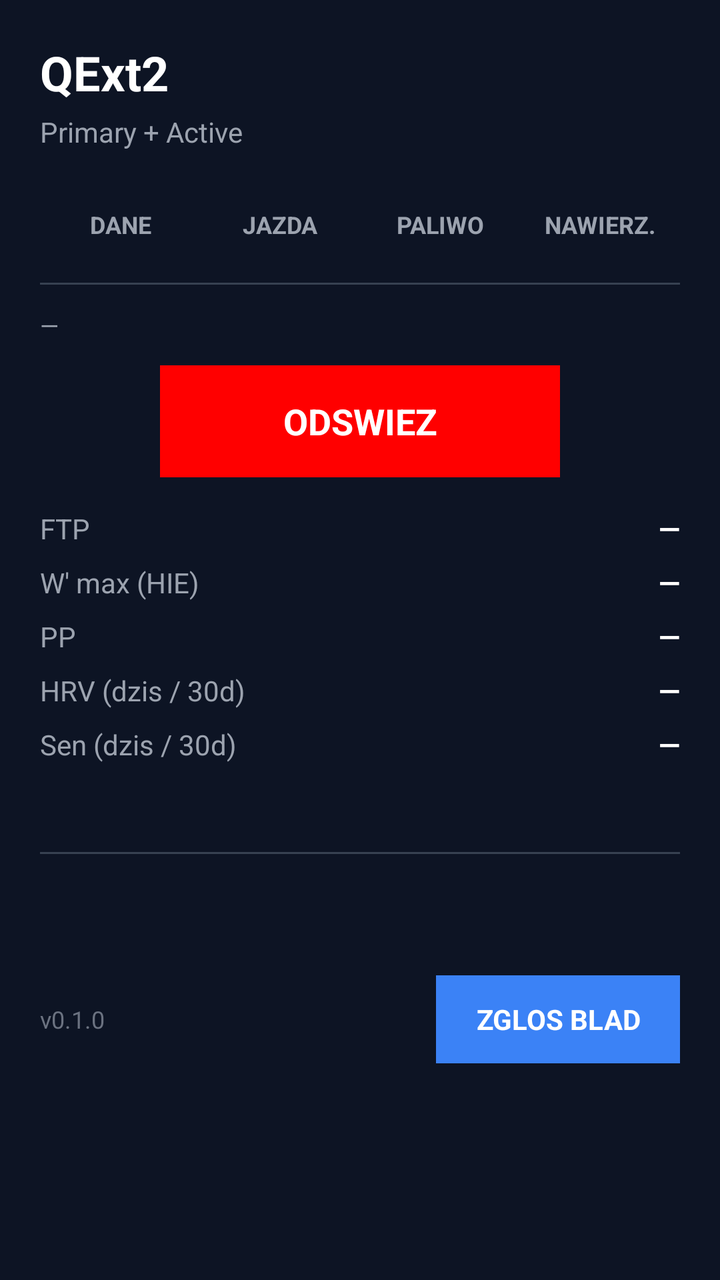
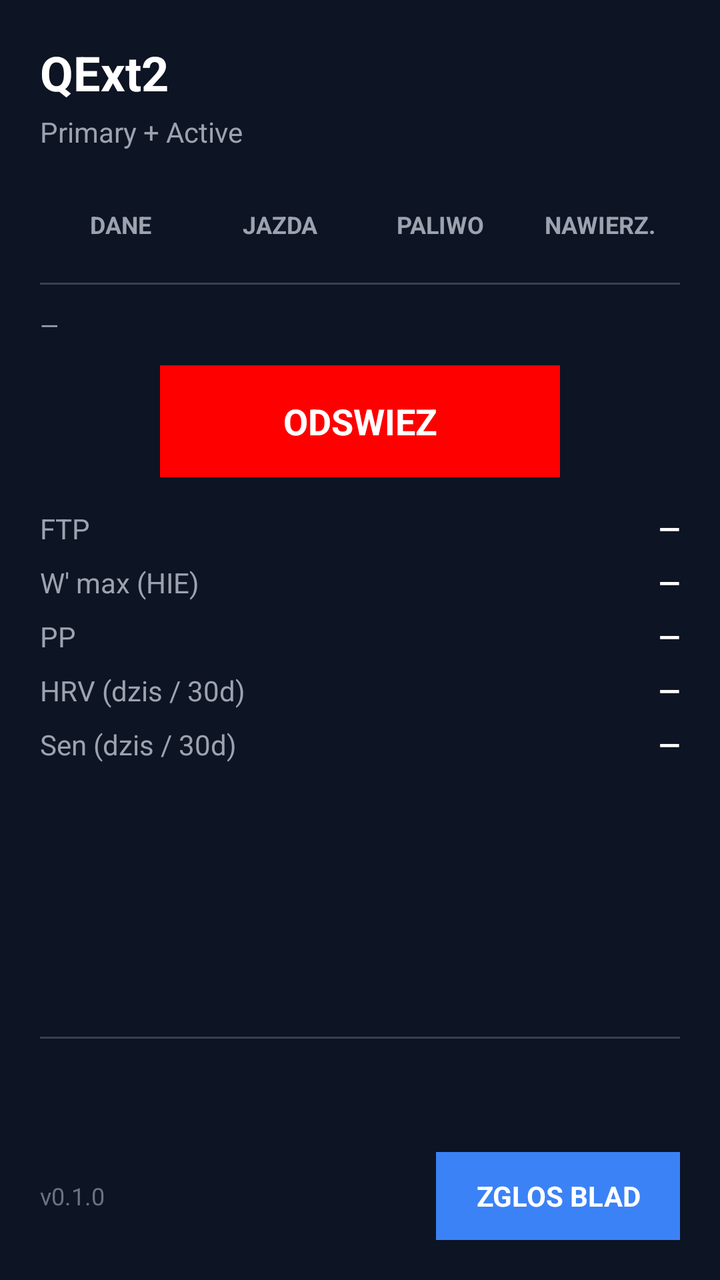

Before-and-after screenshots of an Android layout around one commit, followed by the original layout XML and the change that was made.
<!-- AndroidManifest.xml: activity theme android:Theme.DeviceDefault -->
<!-- res/layout/activity_setup.xml -->
<?xml version="1.0" encoding="utf-8"?>
<ScrollView xmlns:android="http://schemas.android.com/apk/res/android"
    android:layout_width="match_parent"
    android:layout_height="match_parent"
    android:background="#0D1424">

<LinearLayout
    android:layout_width="match_parent"
    android:layout_height="wrap_content"
    android:orientation="vertical"
    android:padding="20dp">

    <TextView
        android:layout_width="wrap_content"
        android:layout_height="wrap_content"
        android:text="QExt2"
        android:textColor="#FFFFFF"
        android:textSize="24sp"
        android:textStyle="bold" />

    <TextView
        android:layout_width="wrap_content"
        android:layout_height="wrap_content"
        android:layout_marginTop="4dp"
        android:text="Primary + Active"
        android:textColor="#9CA3AF"
        android:textSize="14sp" />

    <LinearLayout
        android:id="@+id/ll_tabs"
        android:layout_width="match_parent"
        android:layout_height="wrap_content"
        android:layout_marginTop="16dp"
        android:orientation="horizontal">

        <TextView
            android:id="@+id/tab_dane"
            android:layout_width="0dp"
            android:layout_height="42dp"
            android:layout_weight="1"
            android:gravity="center"
            android:text="DANE"
            android:textSize="12sp"
            android:textStyle="bold"
            android:textColor="#9CA3AF"
            android:clickable="true"
            android:focusable="true" />

        <TextView
            android:id="@+id/tab_jazda"
            android:layout_width="0dp"
            android:layout_height="42dp"
            android:layout_weight="1"
            android:gravity="center"
            android:text="JAZDA"
            android:textSize="12sp"
            android:textStyle="bold"
            android:textColor="#9CA3AF"
            android:clickable="true"
            android:focusable="true" />

        <TextView
            android:id="@+id/tab_paliwo"
            android:layout_width="0dp"
            android:layout_height="42dp"
            android:layout_weight="1"
            android:gravity="center"
            android:text="PALIWO"
            android:textSize="12sp"
            android:textStyle="bold"
            android:textColor="#9CA3AF"
            android:clickable="true"
            android:focusable="true" />

        <TextView
            android:id="@+id/tab_naw"
            android:layout_width="0dp"
            android:layout_height="42dp"
            android:layout_weight="1"
            android:gravity="center"
            android:text="NAWIERZ."
            android:textSize="12sp"
            android:textStyle="bold"
            android:textColor="#9CA3AF"
            android:clickable="true"
            android:focusable="true" />
    </LinearLayout>

    <TextView
        android:layout_width="match_parent"
        android:layout_height="1dp"
        android:layout_marginTop="8dp"
        android:background="#374151" />

    <LinearLayout
        android:id="@+id/ll_tab_dane"
        android:layout_width="match_parent"
        android:layout_height="wrap_content"
        android:orientation="vertical"
        android:layout_marginTop="12dp">

        <TextView
            android:id="@+id/tv_fetch_date"
            android:layout_width="wrap_content"
            android:layout_height="wrap_content"
            android:text="—"
            android:textColor="#9CA3AF"
            android:textSize="12sp" />

        <TextView
            android:id="@+id/btn_refetch"
            android:layout_width="200dp"
            android:layout_height="56dp"
            android:layout_marginTop="12dp"
            android:layout_gravity="center_horizontal"
            android:gravity="center"
            android:text="ODSWIEZ"
            android:textColor="#FFFFFF"
            android:textSize="18sp"
            android:textStyle="bold"
            android:clickable="true"
            android:focusable="true"
            android:background="#FFFF0000" />

        <LinearLayout
            android:layout_width="match_parent"
            android:layout_height="wrap_content"
            android:layout_marginTop="16dp"
            android:orientation="horizontal">

            <TextView
                android:layout_width="0dp"
                android:layout_height="wrap_content"
                android:layout_weight="1"
                android:text="FTP"
                android:textColor="#9CA3AF"
                android:textSize="14sp" />

            <TextView
                android:id="@+id/tv_ftp"
                android:layout_width="wrap_content"
                android:layout_height="wrap_content"
                android:text="—"
                android:textColor="#FFFFFF"
                android:textSize="14sp"
                android:textStyle="bold" />
        </LinearLayout>

        <LinearLayout
            android:layout_width="match_parent"
            android:layout_height="wrap_content"
            android:layout_marginTop="8dp"
            android:orientation="horizontal">

            <TextView
                android:layout_width="0dp"
                android:layout_height="wrap_content"
                android:layout_weight="1"
                android:text="W' max (HIE)"
                android:textColor="#9CA3AF"
                android:textSize="14sp" />

            <TextView
                android:id="@+id/tv_wmax"
                android:layout_width="wrap_content"
                android:layout_height="wrap_content"
                android:text="—"
                android:textColor="#FFFFFF"
                android:textSize="14sp"
                android:textStyle="bold" />
        </LinearLayout>

        <LinearLayout
            android:layout_width="match_parent"
            android:layout_height="wrap_content"
            android:layout_marginTop="8dp"
            android:orientation="horizontal">

            <TextView
                android:layout_width="0dp"
                android:layout_height="wrap_content"
                android:layout_weight="1"
                android:text="PP"
                android:textColor="#9CA3AF"
                android:textSize="14sp" />

            <TextView
                android:id="@+id/tv_pp"
                android:layout_width="wrap_content"
                android:layout_height="wrap_content"
                android:text="—"
                android:textColor="#FFFFFF"
                android:textSize="14sp"
                android:textStyle="bold" />
        </LinearLayout>

        <LinearLayout
            android:layout_width="match_parent"
            android:layout_height="wrap_content"
            android:layout_marginTop="8dp"
            android:orientation="horizontal">

            <TextView
                android:layout_width="0dp"
                android:layout_height="wrap_content"
                android:layout_weight="1"
                android:text="HRV (dzis / 30d)"
                android:textColor="#9CA3AF"
                android:textSize="14sp" />

            <TextView
                android:id="@+id/tv_hrv"
                android:layout_width="wrap_content"
                android:layout_height="wrap_content"
                android:text="—"
                android:textColor="#FFFFFF"
                android:textSize="14sp"
                android:textStyle="bold" />
        </LinearLayout>

        <LinearLayout
            android:layout_width="match_parent"
            android:layout_height="wrap_content"
            android:layout_marginTop="8dp"
            android:orientation="horizontal">

            <TextView
                android:layout_width="0dp"
                android:layout_height="wrap_content"
                android:layout_weight="1"
                android:text="Sen (dzis / 30d)"
                android:textColor="#9CA3AF"
                android:textSize="14sp" />

            <TextView
                android:id="@+id/tv_sleep"
                android:layout_width="wrap_content"
                android:layout_height="wrap_content"
                android:text="—"
                android:textColor="#FFFFFF"
                android:textSize="14sp"
                android:textStyle="bold" />
        </LinearLayout>

        <TextView
            android:id="@+id/tv_pi_status"
            android:layout_width="wrap_content"
            android:layout_height="wrap_content"
            android:layout_marginTop="12dp"
            android:text=""
            android:textColor="#9CA3AF"
            android:textSize="12sp"
            android:gravity="center" />
    </LinearLayout>

    <LinearLayout
        android:id="@+id/ll_tab_jazda"
        android:layout_width="match_parent"
        android:layout_height="wrap_content"
        android:orientation="vertical"
        android:layout_marginTop="12dp"
        android:visibility="gone">

        <TextView
            android:layout_width="wrap_content"
            android:layout_height="wrap_content"
            android:layout_marginBottom="6dp"
            android:text="TRYB JAZDY"
            android:textColor="#9CA3AF"
            android:textSize="11sp"
            android:letterSpacing="0.1" />

        <LinearLayout
            android:id="@+id/ll_riding_mode"
            android:layout_width="match_parent"
            android:layout_height="wrap_content"
            android:orientation="horizontal"
            android:layout_marginBottom="4dp">

            <TextView
                android:id="@+id/btn_mode_defensive"
                android:layout_width="0dp"
                android:layout_height="40dp"
                android:layout_weight="1"
                android:gravity="center"
                android:text="DEFENSYWNA"
                android:textSize="11sp"
                android:textStyle="bold"
                android:background="#1E2A3A"
                android:textColor="#9CA3AF"
                android:layout_marginEnd="4dp" />

            <TextView
                android:id="@+id/btn_mode_normal"
                android:layout_width="0dp"
                android:layout_height="40dp"
                android:layout_weight="1"
                android:gravity="center"
                android:text="NORMALNA"
                android:textSize="11sp"
                android:textStyle="bold"
                android:background="#1E2A3A"
                android:textColor="#9CA3AF"
                android:layout_marginEnd="4dp" />

            <TextView
                android:id="@+id/btn_mode_offensive"
                android:layout_width="0dp"
                android:layout_height="40dp"
                android:layout_weight="1"
                android:gravity="center"
                android:text="OFENSYWNA"
                android:textSize="11sp"
                android:textStyle="bold"
                android:background="#1E2A3A"
                android:textColor="#9CA3AF" />

            <TextView
                android:id="@+id/btn_mode_auto"
                android:layout_width="0dp"
                android:layout_height="40dp"
                android:layout_weight="1"
                android:gravity="center"
                android:text="AUTO"
                android:textSize="11sp"
                android:textStyle="bold"
                android:background="#1E2A3A"
                android:textColor="#9CA3AF"
                android:layout_marginStart="4dp" />
        </LinearLayout>

        <LinearLayout
            android:layout_width="match_parent"
            android:layout_height="wrap_content"
            android:layout_marginTop="12dp"
            android:orientation="horizontal"
            android:gravity="center_vertical">

            <CheckBox
                android:id="@+id/cb_baro"
                android:layout_width="wrap_content"
                android:layout_height="wrap_content"
                android:checked="true"
                android:textColor="#FFFFFF" />

            <TextView
                android:layout_width="0dp"
                android:layout_height="wrap_content"
                android:layout_weight="1"
                android:text="Wrazliwosc na cisnienie"
                android:textColor="#9CA3AF"
                android:textSize="14sp" />
        </LinearLayout>

        <LinearLayout
            android:layout_width="match_parent"
            android:layout_height="wrap_content"
            android:layout_marginTop="8dp"
            android:orientation="horizontal">

            <TextView
                android:layout_width="0dp"
                android:layout_height="wrap_content"
                android:layout_weight="1"
                android:text="Cisnienie (hPa / 24h)"
                android:textColor="#9CA3AF"
                android:textSize="14sp" />

            <TextView
                android:id="@+id/tv_pressure"
                android:layout_width="wrap_content"
                android:layout_height="wrap_content"
                android:text="—"
                android:textColor="#FFFFFF"
                android:textSize="14sp"
                android:textStyle="bold" />
        </LinearLayout>

        <LinearLayout
            android:layout_width="match_parent"
            android:layout_height="wrap_content"
            android:layout_marginTop="8dp"
            android:orientation="horizontal">

            <TextView
                android:layout_width="0dp"
                android:layout_height="wrap_content"
                android:layout_weight="1"
                android:text="Cisnienie — korekta TF"
                android:textColor="#9CA3AF"
                android:textSize="14sp" />

            <TextView
                android:id="@+id/tv_baro_info"
                android:layout_width="wrap_content"
                android:layout_height="wrap_content"
                android:text="—"
                android:textColor="#FFFFFF"
                android:textSize="14sp"
                android:textStyle="bold" />
        </LinearLayout>

        <LinearLayout
            android:layout_width="match_parent"
            android:layout_height="wrap_content"
            android:layout_marginTop="8dp"
            android:orientation="horizontal"
            android:gravity="center_vertical">

            <CheckBox
                android:id="@+id/cb_hr_zone"
                android:layout_width="wrap_content"
                android:layout_height="wrap_content" />

            <TextView
                android:layout_width="0dp"
                android:layout_height="wrap_content"
                android:layout_weight="1"
                android:text="HR: strefy Z1-Z5 zamiast bpm"
                android:textColor="#9CA3AF"
                android:textSize="14sp" />
        </LinearLayout>

        <TextView
            android:layout_width="match_parent"
            android:layout_height="1dp"
            android:layout_marginTop="16dp"
            android:background="#374151" />

        <LinearLayout
            android:layout_width="match_parent"
            android:layout_height="wrap_content"
            android:layout_marginTop="12dp"
            android:orientation="horizontal"
            android:gravity="center_vertical">

            <CheckBox
                android:id="@+id/cb_cassette_override"
                android:layout_width="wrap_content"
                android:layout_height="wrap_content" />

            <TextView
                android:layout_width="wrap_content"
                android:layout_height="wrap_content"
                android:text="Override kasety (custom)"
                android:textColor="#9CA3AF"
                android:textSize="14sp" />
        </LinearLayout>

        <TextView
            android:id="@+id/tv_cassette_cogs"
            android:layout_width="match_parent"
            android:layout_height="wrap_content"
            android:layout_marginTop="8dp"
            android:text="—"
            android:textColor="#FFFFFF"
            android:textSize="16sp"
            android:clickable="true"
            android:focusable="true"
            android:background="#1F2937"
            android:padding="8dp" />

        <TextView
            android:layout_width="match_parent"
            android:layout_height="wrap_content"
            android:layout_marginTop="4dp"
            android:text="Biegi w GEARS pokazą tę kasetę zamiast wpisanej w AXS. Koronki od najmniejszej (10T)."
            android:textColor="#6B7280"
            android:textSize="12sp" />
    </LinearLayout>

    <LinearLayout
        android:id="@+id/ll_tab_paliwo"
        android:layout_width="match_parent"
        android:layout_height="wrap_content"
        android:orientation="vertical"
        android:layout_marginTop="12dp"
        android:visibility="gone">

        <TextView
            android:layout_width="match_parent"
            android:layout_height="wrap_content"
            android:text="Deadline"
            android:textColor="#9CA3AF"
            android:textSize="14sp" />

        <TextView
            android:id="@+id/tv_deadline"
            android:layout_width="match_parent"
            android:layout_height="wrap_content"
            android:layout_marginTop="8dp"
            android:gravity="center"
            android:text="21:00"
            android:textColor="#FFFFFF"
            android:textSize="28sp"
            android:textStyle="bold"
            android:clickable="true"
            android:focusable="true"
            android:background="#1F2937"
            android:padding="8dp" />

        <TextView
            android:layout_width="match_parent"
            android:layout_height="wrap_content"
            android:layout_marginTop="12dp"
            android:text="Zachód słonca"
            android:textColor="#9CA3AF"
            android:textSize="14sp" />

        <LinearLayout
            android:layout_width="match_parent"
            android:layout_height="wrap_content"
            android:layout_marginTop="4dp"
            android:orientation="horizontal"
            android:gravity="center_vertical">

            <TextView
                android:id="@+id/tv_sunset"
                android:layout_width="0dp"
                android:layout_height="wrap_content"
                android:layout_weight="1"
                android:text="—"
                android:textColor="#FFFFFF"
                android:textSize="16sp"
                android:textStyle="bold" />

            <CheckBox
                android:id="@+id/cb_cap_twilight"
                android:layout_width="wrap_content"
                android:layout_height="wrap_content" />

            <TextView
                android:layout_width="wrap_content"
                android:layout_height="wrap_content"
                android:text="Limit do zmroku"
                android:textColor="#9CA3AF"
                android:textSize="14sp" />
        </LinearLayout>

        <TextView
            android:id="@+id/tv_active_deadline"
            android:layout_width="wrap_content"
            android:layout_height="wrap_content"
            android:layout_marginTop="4dp"
            android:text="Aktywny deadline: —"
            android:textColor="#6B7280"
            android:textSize="12sp" />

        <TextView
            android:layout_width="match_parent"
            android:layout_height="wrap_content"
            android:layout_marginTop="16dp"
            android:text="Carb porcja (g)"
            android:textColor="#9CA3AF"
            android:textSize="14sp" />

        <TextView
            android:id="@+id/tv_carb_packet"
            android:layout_width="match_parent"
            android:layout_height="wrap_content"
            android:layout_marginTop="8dp"
            android:gravity="center"
            android:text="20 g"
            android:textColor="#FFFFFF"
            android:textSize="28sp"
            android:textStyle="bold"
            android:clickable="true"
            android:focusable="true"
            android:background="#1F2937"
            android:padding="8dp" />

        <TextView
            android:id="@+id/btn_reset_carb"
            android:layout_width="200dp"
            android:layout_height="48dp"
            android:layout_marginTop="16dp"
            android:gravity="center"
            android:text="RESET CARB"
            android:textColor="#FFFFFF"
            android:textSize="14sp"
            android:textStyle="bold"
            android:clickable="true"
            android:focusable="true"
            android:background="#FF5252" />
    </LinearLayout>

    <LinearLayout
        android:id="@+id/ll_tab_naw"
        android:layout_width="match_parent"
        android:layout_height="wrap_content"
        android:orientation="vertical"
        android:layout_marginTop="12dp"
        android:visibility="gone">

        <TextView
            android:layout_width="match_parent"
            android:layout_height="wrap_content"
            android:text="Nawierzchnia"
            android:textColor="#FFFFFF"
            android:textSize="16sp"
            android:textStyle="bold" />

        <TextView
            android:layout_width="match_parent"
            android:layout_height="wrap_content"
            android:layout_marginTop="8dp"
            android:text="Ustawienia nawierzchni — wkrótce. Tu pojawią się: advisory pacingu na gravelu oraz mnożniki węgli i płynów dla nawierzchni gravel / luźnej."
            android:textColor="#9CA3AF"
            android:textSize="14sp" />

        <TextView
            android:layout_width="match_parent"
            android:layout_height="wrap_content"
            android:layout_marginTop="8dp"
            android:text="Dane nawierzchni pobiera QBot z OpenStreetMap przy zapisie trasy w RWGPS."
            android:textColor="#6B7280"
            android:textSize="12sp" />
    </LinearLayout>

    <TextView
        android:layout_width="match_parent"
        android:layout_height="1dp"
        android:layout_marginTop="16dp"
        android:background="#374151" />

    <TextView
        android:id="@+id/tv_status"
        android:layout_width="match_parent"
        android:layout_height="wrap_content"
        android:layout_marginTop="12dp"
        android:text=""
        android:textColor="#9CA3AF"
        android:textSize="12sp"
        android:gravity="center" />

    <TextView
        android:id="@+id/tv_error"
        android:layout_width="match_parent"
        android:layout_height="wrap_content"
        android:layout_marginTop="4dp"
        android:text=""
        android:textColor="#FF5252"
        android:textSize="12sp"
        android:gravity="center" />

    <LinearLayout
        android:layout_width="match_parent"
        android:layout_height="wrap_content"
        android:layout_marginTop="12dp"
        android:orientation="horizontal"
        android:gravity="center_vertical">

        <TextView
            android:id="@+id/tv_version"
            android:layout_width="0dp"
            android:layout_height="wrap_content"
            android:layout_weight="1"
            android:text="v0.1.0"
            android:textColor="#6B7280"
            android:textSize="12sp" />

        <TextView
            android:id="@+id/btn_report_bug"
            android:layout_width="wrap_content"
            android:layout_height="44dp"
            android:gravity="center"
            android:paddingLeft="20dp"
            android:paddingRight="20dp"
            android:text="ZGLOS BLAD"
            android:textColor="#FFFFFF"
            android:textSize="14sp"
            android:textStyle="bold"
            android:clickable="true"
            android:focusable="true"
            android:background="#3B82F6" />
    </LinearLayout>

</LinearLayout>
</ScrollView>
<!-- resources referenced by this layout -->
<resources>

</resources>

<!-- the commit's change to res/layout/activity_setup.xml (unified diff, before → after) -->
@@ -1,13 +1,9 @@
 <?xml version="1.0" encoding="utf-8"?>
-<ScrollView xmlns:android="http://schemas.android.com/apk/res/android"
+<LinearLayout xmlns:android="http://schemas.android.com/apk/res/android"
     android:layout_width="match_parent"
     android:layout_height="match_parent"
-    android:background="#0D1424">
-
-<LinearLayout
-    android:layout_width="match_parent"
-    android:layout_height="wrap_content"
     android:orientation="vertical"
+    android:background="#0D1424"
     android:padding="20dp">
 
     <TextView
@@ -91,6 +87,16 @@
         android:layout_height="1dp"
         android:layout_marginTop="8dp"
         android:background="#374151" />
+
+    <ScrollView
+        android:layout_width="match_parent"
+        android:layout_height="0dp"
+        android:layout_weight="1">
+
+    <LinearLayout
+        android:layout_width="match_parent"
+        android:layout_height="wrap_content"
+        android:orientation="vertical">
 
     <LinearLayout
         android:id="@+id/ll_tab_dane"
@@ -617,17 +623,20 @@
             android:textSize="12sp" />
     </LinearLayout>
 
+    </LinearLayout>
+    </ScrollView>
+
     <TextView
         android:layout_width="match_parent"
         android:layout_height="1dp"
-        android:layout_marginTop="16dp"
+        android:layout_marginTop="12dp"
         android:background="#374151" />
 
     <TextView
         android:id="@+id/tv_status"
         android:layout_width="match_parent"
         android:layout_height="wrap_content"
-        android:layout_marginTop="12dp"
+        android:layout_marginTop="10dp"
         android:text=""
         android:textColor="#9CA3AF"
         android:textSize="12sp"
@@ -646,7 +655,7 @@
     <LinearLayout
         android:layout_width="match_parent"
         android:layout_height="wrap_content"
-        android:layout_marginTop="12dp"
+        android:layout_marginTop="10dp"
         android:orientation="horizontal"
         android:gravity="center_vertical">
 
@@ -676,4 +685,3 @@
     </LinearLayout>
 
 </LinearLayout>
-</ScrollView>
